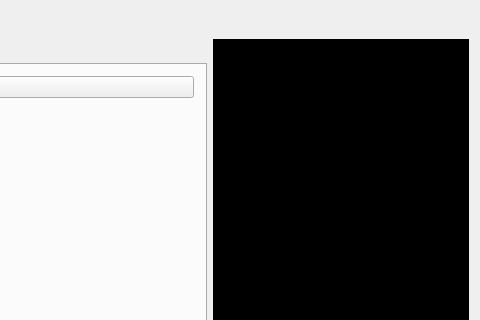
Qt form lib/ui/HubWindow.ui (mrdeveloperdude/OctoMY) before a commit; both pictures show x 565 to 1045 and y 0 to 320 of the 1045 by 590 pixel window.
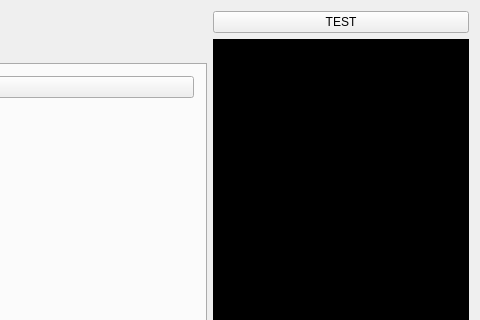
The same form after that commit. Icons and pictures are not drawn. Custom widgets are drawn as their Qt base class.

The edit to the form file:
```diff
--- a/lib/ui/HubWindow.ui
+++ b/lib/ui/HubWindow.ui
@@ -947,6 +947,13 @@
       </property>
      </widget>
     </item>
+    <item row="0" column="1">
+     <widget class="QPushButton" name="pushButtonTest">
+      <property name="text">
+       <string>TEST</string>
+      </property>
+     </widget>
+    </item>
    </layout>
   </widget>
  </widget>
```
